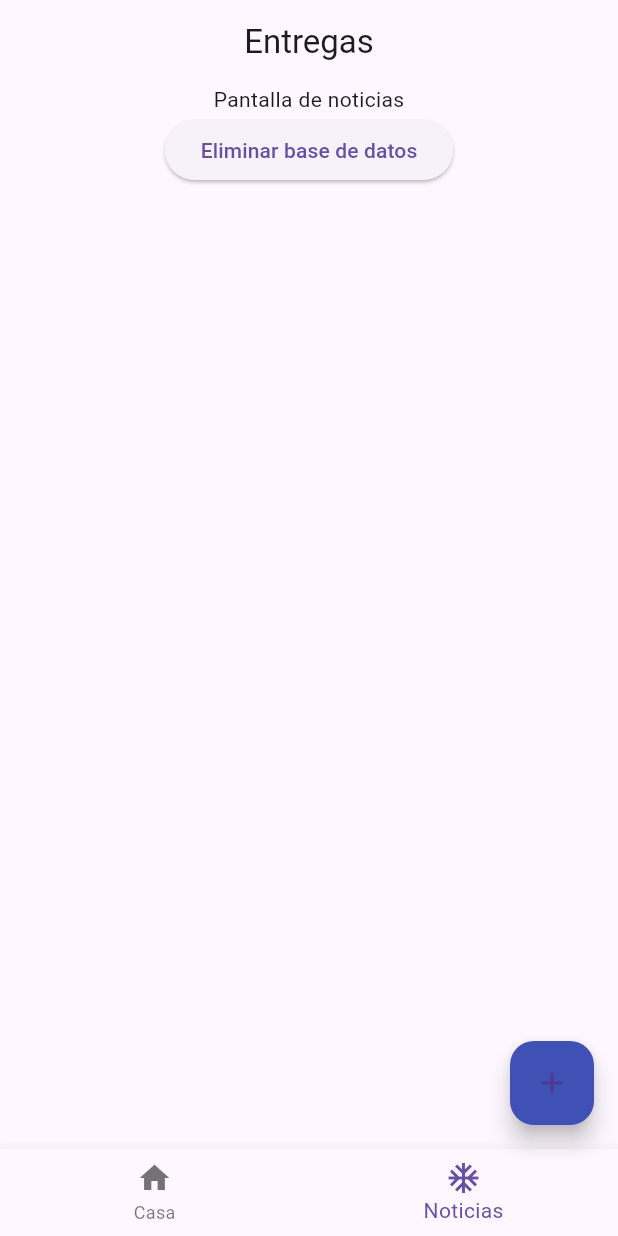
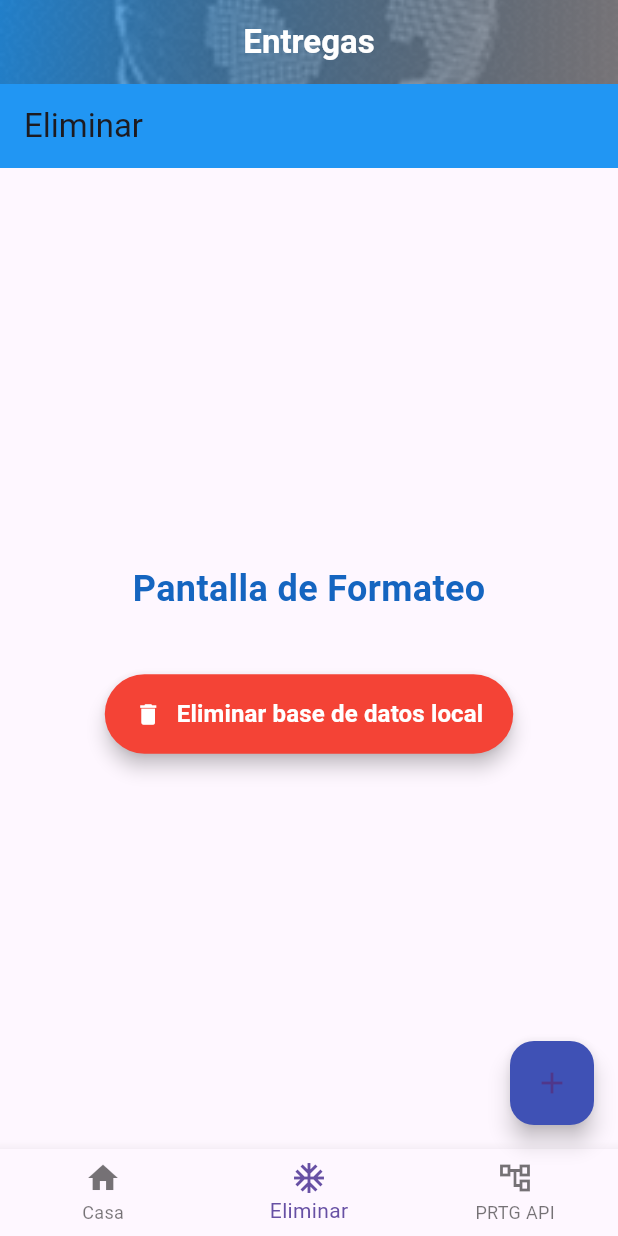
Before and after one commit to Chuyini/poderNet-Mobile-Delivery, a Flutter app: the screen it shows after launch, item 2 of the bottom bar chosen, on a phone screen of 412 x 824 dp. Run offline on Flutter 3.47's test engine with Material 3 defaults, Android fonts, the phone set to English and light mode, and no system bars; our stand-ins replace sqflite; accounts and stored records are empty.

Commit message:
imporve style

```diff
--- a/lib/main.dart
+++ b/lib/main.dart
@@ -102,19 +102,41 @@ class _ViewListState extends State<ViewList> {
       ),
       // Se pasa _deliveryList a DeliveryList
       Principal(deletDataBase),
+      ApiPrtgScreen(deliveryList: _deliveryList),
     ];
 
     return Scaffold(
       appBar: AppBar(
-        title: Center(
-          child: Text("Entregas"),
+        title: Text(
+          "Entregas",
+          style: TextStyle(
+            fontWeight: FontWeight.bold,
+            color: Colors.white, // Color del texto
+          ),
+        ),
+        centerTitle: true, // Centrar el título
+        flexibleSpace: Container(
+          decoration: BoxDecoration(
+            gradient: LinearGradient(
+              colors: [Colors.blue, Colors.black45], // Degradado de fondo
+              begin: Alignment.topLeft,
+              end: Alignment.bottomRight,
+            ),
+            image: DecorationImage(
+              image: AssetImage('imagenes/poderNet.jpg'), // Imagen de fondo
+              fit: BoxFit.cover,
+              opacity: 0.2, // Ajustar opacidad para combinar con el degradado
+            ),
+          ),
         ),
       ),
       body: _screens[_selectedIndex], // Mostrar la pantalla seleccionada.
       bottomNavigationBar: BottomNavigationBar(
         items: const [
           BottomNavigationBarItem(icon: Icon(Icons.home), label: "Casa"),
-          BottomNavigationBarItem(icon: Icon(Icons.ac_unit), label: "Noticias"),
+          BottomNavigationBarItem(icon: Icon(Icons.ac_unit), label: "Eliminar"),
+          BottomNavigationBarItem(
+              icon: Icon(Icons.account_tree_outlined), label: "PRTG API"),
         ],
         currentIndex: _selectedIndex,
         onTap: _onItemTap, // Actualizar el índice seleccionado.
@@ -195,23 +217,64 @@ class DeliveryList extends StatelessWidget {
 }
 
 class Principal extends StatelessWidget {
-  Function deleteDataBase;
+  final Function deleteDataBase;
 
   Principal(this.deleteDataBase);
 
   @override
   Widget build(BuildContext context) {
-    return Column(
+    return Scaffold(
+      appBar: AppBar(
+        title: Text('Eliminar'),
+        backgroundColor: Colors.blue,
+      ),
+      body: Padding(
+        padding: const EdgeInsets.all(20.0),
+        child: Column(
+          mainAxisAlignment: MainAxisAlignment.center,
           children: [
             Center(
-          child: Text("Pantalla de noticias"),
+              child: Text(
+                "Pantalla de Formateo",
+                style: TextStyle(
+                  fontSize: 24,
+                  fontWeight: FontWeight.bold,
+                  color: Colors.blue[800],
                 ),
+              ),
+            ),
+            SizedBox(height: 40), // Espaciado entre texto y botón
             ElevatedButton(
               onPressed: () {
                 deleteDataBase();
               },
-            child: Text("Eliminar base de datos"))
+              style: ElevatedButton.styleFrom(
+                padding: EdgeInsets.symmetric(vertical: 15, horizontal: 20),
+                backgroundColor: Colors.red, // Color del fondo del botón
+                shape: RoundedRectangleBorder(
+                  borderRadius: BorderRadius.circular(30),
+                ),
+                elevation: 5, // Sombra del botón
+              ),
+              child: Row(
+                mainAxisSize: MainAxisSize.min,
+                children: [
+                  Icon(Icons.delete, color: Colors.white), // Icono de borrar
+                  SizedBox(width: 10), // Espaciado entre ícono y texto
+                  Text(
+                    "Eliminar base de datos local",
+                    style: TextStyle(
+                      fontSize: 16,
+                      fontWeight: FontWeight.bold,
+                      color: Colors.white, // Color del texto
+                    ),
+                  ),
                 ],
+              ),
+            ),
+          ],
+        ),
+      ),
     );
   }
 }
@@ -304,7 +367,28 @@ class _OneDeliveryScreenState extends State<OneDeliveryScreen> {
   Widget build(BuildContext context) {
     return Scaffold(
       appBar: AppBar(
-        title: Text("Entregas"),
+        title: Text(
+          "Entregas",
+          style: TextStyle(
+            fontWeight: FontWeight.bold,
+            color: Colors.white, // Color del texto
+          ),
+        ),
+        centerTitle: true, // Centrar el título
+        flexibleSpace: Container(
+          decoration: BoxDecoration(
+            gradient: LinearGradient(
+              colors: [Colors.blue, Colors.purple], // Degradado de fondo
+              begin: Alignment.topLeft,
+              end: Alignment.bottomRight,
+            ),
+            image: DecorationImage(
+              image: AssetImage('imagenes/poderNet.jpg'), // Imagen de fondo
+              fit: BoxFit.cover,
+              opacity: 0.2, // Ajustar opacidad para combinar con el degradado
+            ),
+          ),
+        ),
       ),
       body: Column(
         children: [
@@ -436,8 +520,6 @@ class _WorkingDeliveryState extends State<WorkingDelivery> {
       } else {
         isCheckCompany = false;
       }
-
-
     } else {
       isCheckCompany = true;
     }
@@ -494,8 +576,10 @@ class _WorkingDeliveryState extends State<WorkingDelivery> {
         dns: _dnsController.text,
         radioBase: _radioBaseController.text,
         coordinates: _coordinatesController.text,
-        contract: contract, // Usamos la variable contract calculada arriba
-        date: "2020-11-12", // ajustando
+        contract: contract,
+        // Usamos la variable contract calculada arriba
+        date: "2020-11-12",
+        // ajustando
         routerScreenshot: "Vacio",
         speedtestScreenshot: "Vacio",
         idCompany: 23,
@@ -509,7 +593,6 @@ class _WorkingDeliveryState extends State<WorkingDelivery> {
     // Volver a la pantalla anterior
     Navigator.pop(context);
   }
-
 
   void _updateN(Delivery deliverys) {
     setState(() {
@@ -703,3 +786,92 @@ class _RadioState extends State<Radio> {
     );
   }
 }
+
+//APARTIR DE AQUI VAMOS A MANEJAR LO RELACIONADO A LA API DE PRTG
+
+class ApiPrtgScreen extends StatefulWidget {
+  final List<Map<String, dynamic>> deliveryList;
+
+  ApiPrtgScreen({required this.deliveryList});
+
+  @override
+  State<StatefulWidget> createState() {
+    return _ApiPrtgScreenState();
+  }
+}
+
+class _ApiPrtgScreenState extends State<ApiPrtgScreen> {
+  late final List<Map<String, dynamic>> deliveryList;
+
+  @override
+  void initState() {
+    deliveryList = widget.deliveryList;
+    super.initState();
+  }
+
+  @override
+  Widget build(BuildContext context) {
+    return Scaffold(
+      appBar: AppBar(
+        title: Text('API PRTG Screen'),
+        backgroundColor: Colors.blue,
+      ),
+      body: Padding(
+        padding: const EdgeInsets.all(8.0),
+        child: ListView.builder(
+          itemCount: deliveryList.length,
+          itemBuilder: (context, index) {
+            final delivery = deliveryList[index];
+            return Padding(
+              padding: const EdgeInsets.symmetric(vertical: 8.0),
+              child: Container(
+                decoration: BoxDecoration(
+                  color: Colors.blue[50],
+                  border: Border.all(color: Colors.blue, width: 2),
+                  borderRadius: BorderRadius.circular(10),
+                  boxShadow: [
+                    BoxShadow(
+                      color: Colors.black12,
+                      blurRadius: 5,
+                      offset: Offset(2, 2),
+                    ),
+                  ],
+                ),
+                padding: EdgeInsets.all(16),
+                child: Column(
+                  crossAxisAlignment: CrossAxisAlignment.start,
+                  children: [
+                    Text(
+                      "Nombre: ${delivery['name'] ?? 'N/A'}",
+                      style: TextStyle(
+                        fontSize: 18,
+                        fontWeight: FontWeight.bold,
+                        color: Colors.blue[800],
+                      ),
+                    ),
+                    SizedBox(height: 8),
+                    Text(
+                      "IP: ${delivery['ip'] ?? 'N/A'}",
+                      style: TextStyle(
+                        fontSize: 16,
+                        color: Colors.blue[700],
+                      ),
+                    ),
+                    SizedBox(height: 8),
+                    Text(
+                      "Coordenadas: ${delivery['coordinates'] ?? 'N/A'}",
+                      style: TextStyle(
+                        fontSize: 16,
+                        color: Colors.blue[700],
+                      ),
+                    ),
+                  ],
+                ),
+              ),
+            );
+          },
+        ),
+      ),
+    );
+  }
+}
--- a/pubspec.yaml
+++ b/pubspec.yaml
@@ -62,9 +62,9 @@ flutter:
   uses-material-design: true
 
   # To add assets to your application, add an assets section, like this:
-  # assets:
-  #   - images/a_dot_burr.jpeg
-  #   - images/a_dot_ham.jpeg
+  assets:
+    - imagenes/poderNet.jpg
+    #   - images/a_dot_ham.jpeg
 
   # An image asset can refer to one or more resolution-specific "variants", see
   # https://flutter.dev/to/resolution-aware-images
```
Also changed, not shown: imagenes/poderNet.jpg (added). Lines whose indentation alone changed are shown as unchanged.
